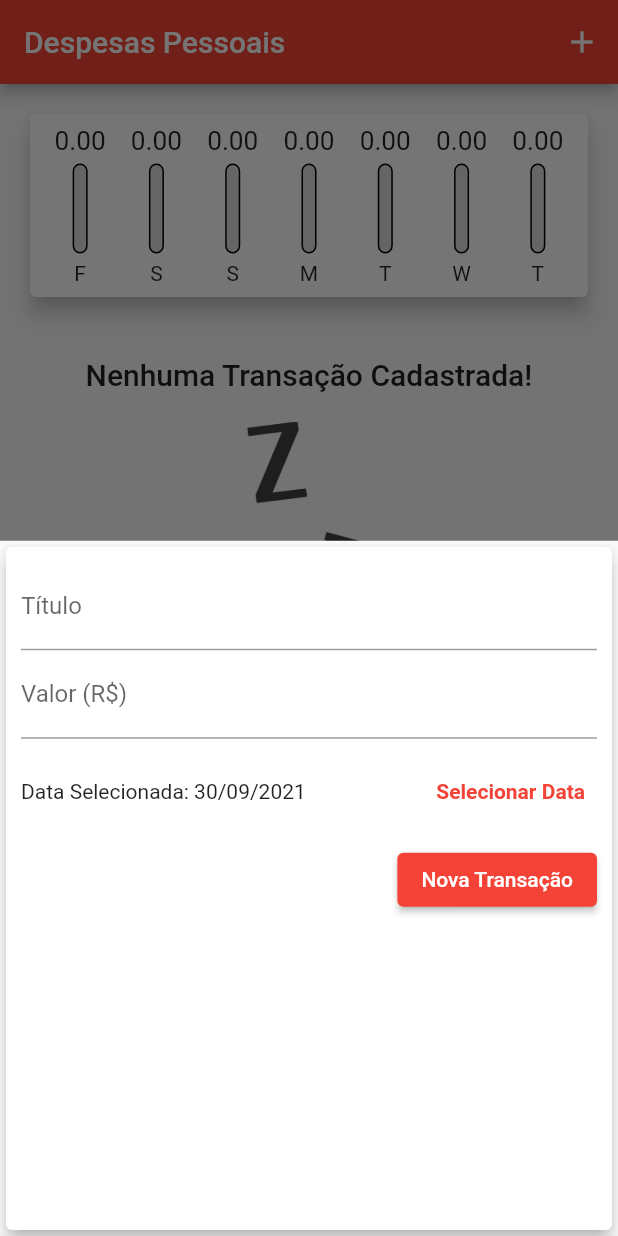
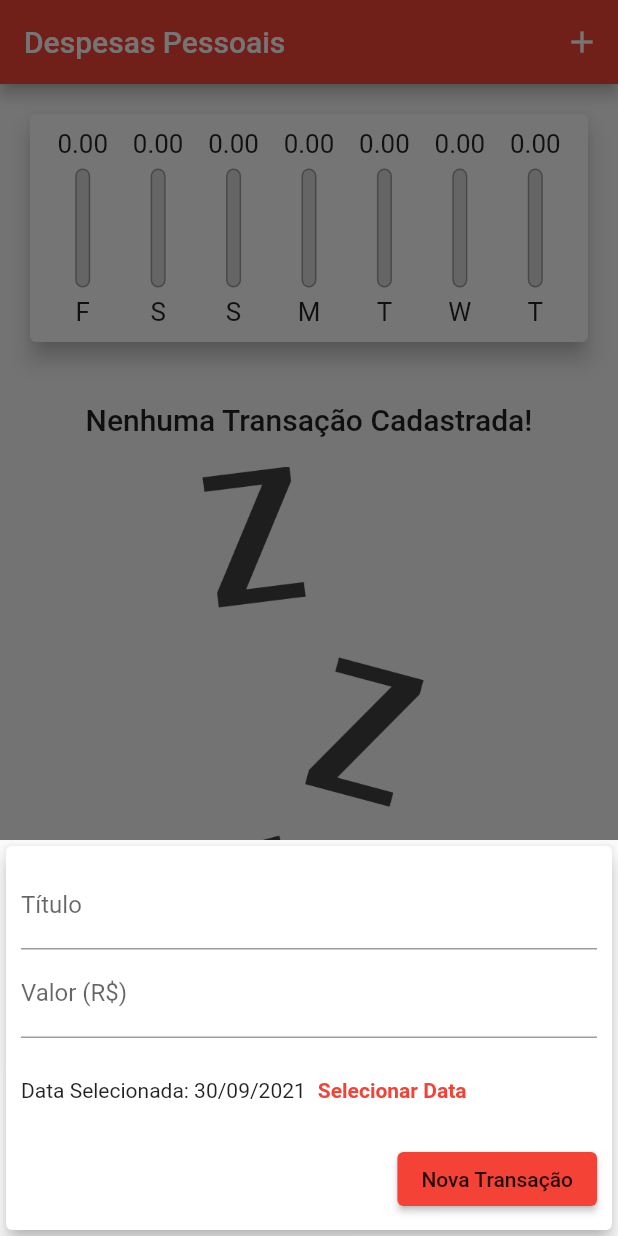
Before and after one commit to yargorodrigues/despesaspessoais, a Flutter app: the screen it shows after launch, after a tap on the "add" icon, on a phone screen of 412 x 824 dp. Run offline on Flutter 3.47's test engine with Material 2 defaults, Android fonts, the phone set to English and light mode, and no system bars.

Commit message:
Versao 1.1
Melhoria na responsividade da aplicacao e trabalhando com IOs e Android

```diff
--- /dev/null
+++ b/lib/components/Adaptative/adaptative_button.dart
@@ -0,0 +1,35 @@
+import 'dart:io';
+import 'package:flutter/cupertino.dart';
+import 'package:flutter/material.dart';
+
+class AdaptativeButton extends StatelessWidget {
+  final String? label;
+  final Function()? onPressed;
+
+  AdaptativeButton({
+    this.label,
+    this.onPressed,
+  });
+
+  @override
+  Widget build(BuildContext context) {
+    return Platform.isIOS
+        ? CupertinoButton(
+            child: Text(label.toString()),
+            onPressed: onPressed,
+            color: Theme.of(context).primaryColor,
+            padding: EdgeInsets.symmetric(
+              horizontal: 20,
+            ),
+          )
+        : ElevatedButton(
+            child: Text(
+              label.toString(),
+              style: TextStyle(
+                color: Theme.of(context).textTheme.button?.color,
+              ),
+            ),
+            onPressed: onPressed,
+          );
+  }
+}
--- /dev/null
+++ b/lib/components/Adaptative/adaptative_date_picker.dart
@@ -0,0 +1,65 @@
+import 'dart:io';
+import 'package:flutter/cupertino.dart';
+import 'package:flutter/material.dart';
+import 'package:intl/intl.dart';
+
+class AdaptativeDatePicker extends StatelessWidget {
+  final DateTime? selectedDate;
+  final Function(DateTime)? onDateChanged;
+
+  AdaptativeDatePicker({
+    this.selectedDate,
+    this.onDateChanged,
+  });
+
+  _showDatePicker(BuildContext context) {
+    showDatePicker(
+      context: context,
+      initialDate: DateTime.now(),
+      firstDate: DateTime(2019),
+      lastDate: DateTime.now(),
+    ).then((pickedDate) {
+      if (pickedDate == null) {
+        return;
+      }
+
+      onDateChanged!(pickedDate);
+    });
+  }
+
+  @override
+  Widget build(BuildContext context) {
+    return Platform.isIOS
+        ? Container(
+            height: 180,
+            child: CupertinoDatePicker(
+              mode: CupertinoDatePickerMode.date,
+              initialDateTime: DateTime.now(),
+              minimumDate: DateTime(2019),
+              maximumDate: DateTime.now(),
+              onDateTimeChanged: onDateChanged!,
+            ),
+          )
+        : Container(
+            height: 70,
+            child: Row(
+              children: <Widget>[
+                Text(
+                  selectedDate == null
+                      ? 'Nenhuma data selecionada!'
+                      : 'Data Selecionada: ${DateFormat('dd/MM/y').format(selectedDate!)}',
+                ),
+                TextButton(
+                  child: Text(
+                    'Selecionar Data',
+                    style: TextStyle(
+                      fontWeight: FontWeight.bold,
+                    ),
+                  ),
+                  onPressed: () => _showDatePicker(context),
+                )
+              ],
+            ),
+          );
+  }
+}
--- /dev/null
+++ b/lib/components/Adaptative/adaptative_text_field.dart
@@ -0,0 +1,45 @@
+import 'dart:io';
+import 'package:flutter/cupertino.dart';
+import 'package:flutter/material.dart';
+
+class AdaptativeTextField extends StatelessWidget {
+  final String? label;
+  final TextEditingController? controller;
+  final TextInputType keyboardType;
+  final Function(String)? onSubmitted;
+
+  AdaptativeTextField({
+    this.label,
+    this.controller,
+    this.keyboardType = TextInputType.text,
+    this.onSubmitted,
+  });
+
+  @override
+  Widget build(BuildContext context) {
+    return Platform.isIOS
+        ? Padding(
+            padding: const EdgeInsets.only(
+              bottom: 10,
+            ),
+            child: CupertinoTextField(
+              controller: controller,
+              keyboardType: keyboardType,
+              onSubmitted: onSubmitted,
+              placeholder: label,
+              padding: EdgeInsets.symmetric(
+                horizontal: 6,
+                vertical: 12,
+              ),
+            ),
+          )
+        : TextField(
+            controller: controller,
+            keyboardType: keyboardType,
+            onSubmitted: onSubmitted,
+            decoration: InputDecoration(
+              labelText: label,
+            ),
+          );
+  }
+}
--- a/lib/components/Chart/chart.dart
+++ b/lib/components/Chart/chart.dart
@@ -33,7 +33,7 @@ class Chart extends StatelessWidget {
     }).reversed.toList();
   }
 
-  double get _weekTotalValue{
+  double get _weekTotalValue {
     return groupedTransactions.fold(0.0, (sum, tr) {
       return sum + (tr['value'] as double);
     });
@@ -45,7 +45,7 @@ class Chart extends StatelessWidget {
       elevation: 6,
       margin: EdgeInsets.all(20),
       child: Padding(
-        padding: const EdgeInsets.all(8.0),
+        padding: const EdgeInsets.all(10),
         child: Row(
           mainAxisAlignment: MainAxisAlignment.spaceAround,
           children: groupedTransactions.map((tr) {
@@ -53,10 +53,10 @@ class Chart extends StatelessWidget {
               fit: FlexFit.tight,
               child: ChartBar(
                 label: tr['day'].toString(),
-                value: (tr['value'] as double),
+                value: tr['value'] as double,
                 percentage: _weekTotalValue == 0
-              ? 0
-                  : (tr['value'] as double) / _weekTotalValue,
+                    ? 0
+                    : (tr['value'] as double) / _weekTotalValue,
               ),
             );
           }).toList(),
--- a/lib/components/Chart/chart_bar.dart
+++ b/lib/components/Chart/chart_bar.dart
@@ -1,4 +1,5 @@
 import 'package:flutter/material.dart';
+import 'package:flutter/rendering.dart';
 
 class ChartBar extends StatelessWidget {
   final String? label;
@@ -13,17 +14,21 @@ class ChartBar extends StatelessWidget {
 
   @override
   Widget build(BuildContext context) {
+    return LayoutBuilder(
+      builder: (ctx, constraints) {
         return Column(
           children: <Widget>[
             Container(
-          height: 20,
+              height: constraints.maxHeight * 0.15,
               child: FittedBox(
-            child: Text('${value?.toStringAsFixed(2)}'),
+                child: Text(
+                  '${value?.toStringAsFixed(2)}',
                 ),
               ),
-        SizedBox(height: 5),
+            ),
+            SizedBox(height: constraints.maxHeight * 0.05),
             Container(
-          height: 60,
+              height: constraints.maxHeight * 0.6,
               width: 10,
               child: Stack(
                 alignment: Alignment.bottomCenter,
@@ -31,11 +36,11 @@ class ChartBar extends StatelessWidget {
                   Container(
                     decoration: BoxDecoration(
                       border: Border.all(
-                    color: Colors.black,
+                        color: Colors.grey,
                         width: 1.0,
                       ),
                       color: Color.fromRGBO(220, 220, 220, 1),
-                  borderRadius: BorderRadius.circular(8),
+                      borderRadius: BorderRadius.circular(5),
                     ),
                   ),
                   FractionallySizedBox(
@@ -43,16 +48,23 @@ class ChartBar extends StatelessWidget {
                     child: Container(
                       decoration: BoxDecoration(
                         color: Theme.of(context).primaryColor,
-                    borderRadius: BorderRadius.circular(8),
+                        borderRadius: BorderRadius.circular(5),
                       ),
                     ),
                   ),
                 ],
               ),
             ),
-        SizedBox(height: 5),
-        Text(label.toString()),
+            SizedBox(height: constraints.maxHeight * 0.05),
+            Container(
+              height: constraints.maxHeight * 0.15,
+              child: FittedBox(
+                child: Text(label.toString()),
+              ),
+            ),
           ],
+        );
+      },
     );
   }
 }
--- a/lib/components/transactions/transaction_form.dart
+++ b/lib/components/transactions/transaction_form.dart
@@ -1,5 +1,7 @@
+import 'package:despesaspessoais/components/Adaptative/adaptative_button.dart';
+import 'package:despesaspessoais/components/Adaptative/adaptative_date_picker.dart';
+import 'package:despesaspessoais/components/Adaptative/adaptative_text_field.dart';
 import 'package:flutter/material.dart';
-import 'package:intl/intl.dart';
 
 class TransactionForm extends StatefulWidget {
   final void Function(String, double, DateTime) onSubmit;
@@ -11,99 +13,67 @@ class TransactionForm extends StatefulWidget {
 }
 
 class _TransactionFormState extends State<TransactionForm> {
-  final titleController = TextEditingController();
-  final valueController = TextEditingController();
+  final _titleController = TextEditingController();
+  final _valueController = TextEditingController();
   DateTime _selectedDate = DateTime.now();
 
   _submitForm() {
-    final title = titleController.text;
-    final value = double.tryParse(valueController.text) ?? 0.0;
+    final title = _titleController.text;
+    final value = double.tryParse(_valueController.text) ?? 0.0;
 
     if (title.isEmpty || value <= 0 || _selectedDate == null) {
       return;
     }
 
-    widget.onSubmit(title, value,_selectedDate);
-  }
-
-  _showDatePicker() {
-    showDatePicker(
-      context: context,
-      initialDate: DateTime.now(),
-      firstDate: DateTime(2019),
-      lastDate: DateTime.now(),
-    ).then((pickedDate) {
-      if (pickedDate == null) {
-        return;
-      }
-      setState(() {
-        _selectedDate = pickedDate;
-      });
-    });
+    widget.onSubmit(title, value, _selectedDate);
   }
 
   @override
   Widget build(BuildContext context) {
-    return Card(
+    return SingleChildScrollView(
+      child: Card(
         elevation: 5,
         child: Padding(
-        padding: const EdgeInsets.all(10),
+          padding: EdgeInsets.only(
+            top: 10,
+            right: 10,
+            left: 10,
+            bottom: 10 + (MediaQuery.of(context).viewInsets.bottom),
+          ),
           child: Column(
             children: <Widget>[
-            TextField(
-              controller: titleController,
+              AdaptativeTextField(
+                label: 'Título',
+                controller: _titleController,
                 onSubmitted: (_) => _submitForm,
-              decoration: InputDecoration(
-                labelText: 'Título',
               ),
-            ),
-            TextField(
-              controller: valueController,
+              AdaptativeTextField(
+                label: 'Valor (R\$)',
+                controller: _valueController,
                 keyboardType: TextInputType.numberWithOptions(decimal: true),
                 onSubmitted: (_) => _submitForm,
-              decoration: InputDecoration(
-                labelText: 'Valor (R\$)',
               ),
-            ),
-            Container(
-              height: 70,
-              child: Row(
-                children: <Widget>[
-                  Expanded(
-                    child: Text(
-                      _selectedDate == null
-                          ? 'Nenhuma data selecionada!'
-                          : 'Data Selecionada: ${DateFormat('dd/MM/y').format(_selectedDate)}',
-                    ),
-                  ),
-                  TextButton(
-                    child: Text(
-                      'Selecionar Data',
-                      style: TextStyle(
-                        fontWeight: FontWeight.bold,
-                      ),
-                    ),
-                    onPressed: _showDatePicker,
-                  )
-                ],
-              ),
+              AdaptativeDatePicker(
+                selectedDate: _selectedDate,
+                onDateChanged: (newDate) {
+                  setState(() {
+                    _selectedDate = newDate;
+                  });
+                },
               ),
               Row(
                 mainAxisAlignment: MainAxisAlignment.end,
                 children: <Widget>[
-                ElevatedButton(
+                  AdaptativeButton(
+                    label: 'Nova Transação',
                     onPressed: _submitForm,
-                  child: Text(
-                    'Nova Transação',
-                    style: TextStyle(color: Colors.white),
-                  ),
-
                   ),
                 ],
               ),
             ],
           ),
         ),
+      ),
     );
   }
 }
--- a/lib/components/transactions/transaction_list.dart
+++ b/lib/components/transactions/transaction_list.dart
@@ -10,10 +10,10 @@ class TransactionList extends StatelessWidget {
 
   @override
   Widget build(BuildContext context) {
-    return Container(
-      height: 530,
-      child: transactions.isEmpty
-          ? Column(
+    return transactions.isEmpty
+        ? LayoutBuilder(
+            builder: (ctx, constraints) {
+              return Column(
                 children: <Widget>[
                   SizedBox(height: 20),
                   Text(
@@ -22,13 +22,15 @@ class TransactionList extends StatelessWidget {
                   ),
                   SizedBox(height: 20),
                   Container(
-                  height: 200,
+                    height: constraints.maxHeight * 0.6,
                     child: Image.asset(
                       'assets/images/waiting.png',
                       fit: BoxFit.cover,
                     ),
                   ),
                 ],
+              );
+            },
           )
         : ListView.builder(
             itemCount: transactions.length,
@@ -36,12 +38,15 @@ class TransactionList extends StatelessWidget {
               final tr = transactions[index];
               return Card(
                 elevation: 5,
-                  margin: EdgeInsets.symmetric(vertical: 8, horizontal: 5),
+                margin: EdgeInsets.symmetric(
+                  vertical: 8,
+                  horizontal: 5,
+                ),
                 child: ListTile(
                   leading: CircleAvatar(
                     radius: 30,
                     child: Padding(
-                        padding: const EdgeInsets.all(8.0),
+                      padding: const EdgeInsets.all(6),
                       child: FittedBox(
                         child: Text('R\$${tr.value}'),
                       ),
@@ -49,21 +54,30 @@ class TransactionList extends StatelessWidget {
                   ),
                   title: Text(
                     tr.title,
-                      style: TextStyle(fontWeight: FontWeight.bold),
+                    style: Theme.of(context).textTheme.headline6,
                   ),
                   subtitle: Text(
                     DateFormat('d MMM y').format(tr.date),
                   ),
-                    trailing: IconButton(
-                      icon: Icon(Icons.delete), onPressed: () {
-                        onRemove(tr.id);
-                    },
-                      color: Theme.of(context).accentColor,
+                  trailing: MediaQuery.of(context).size.width > 480
+                      ? TextButton.icon(
+                          onPressed: () => onRemove(tr.id),
+                          icon: Icon(Icons.delete,
+                              color: Theme.of(context).errorColor),
+                          label: Text(
+                            'Excluir',
+                            style:
+                                TextStyle(color: Theme.of(context).errorColor),
+                          ),
+                        )
+                      : IconButton(
+                          icon: Icon(Icons.delete),
+                          color: Theme.of(context).errorColor,
+                          onPressed: () => onRemove(tr.id),
                         ),
                 ),
               );
             },
-            ),
           );
   }
 }
--- a/lib/screens/home_page.dart
+++ b/lib/screens/home_page.dart
@@ -12,6 +12,7 @@ class MyHomePage extends StatefulWidget {
 
 class _MyHomePageState extends State<MyHomePage> {
   final List<Transaction> _transactions = [];
+  bool _showChart = false;
 
   List<Transaction> get _recentTransaction {
     return _transactions.where((tr) {
@@ -36,11 +37,12 @@ class _MyHomePageState extends State<MyHomePage> {
     Navigator.of(context).pop();
   }
 
-  _removeTransaction(String id){
+  _removeTransaction(String id) {
     setState(() {
       _transactions.removeWhere((tr) => tr.id == id);
     });
   }
+
   _openTransactionFormModal(BuildContext context) {
     showModalBottomSheet(
       context: context,
@@ -52,22 +54,51 @@ class _MyHomePageState extends State<MyHomePage> {
 
   @override
   Widget build(BuildContext context) {
+    bool islandScape =
+        MediaQuery.of(context).orientation == Orientation.landscape;
+
+    final appBar = AppBar(
+      title: Text(
+        'Despesas Pessoais',
+        style: TextStyle(fontSize: 20 * MediaQuery.of(context).textScaleFactor),
+      ),
+      actions: <Widget>[
+        if (islandScape)
+          IconButton(
+            icon: Icon(_showChart ? Icons.list : Icons.show_chart),
+            onPressed: () {
+              setState(() {
+                _showChart = !_showChart;
+              });
+            },
+          ),
+        IconButton(
+          icon: Icon(Icons.add),
+          onPressed: () => _openTransactionFormModal(context),
+        ),
+      ],
+    );
+
+    final availableHeight = MediaQuery.of(context).size.height -
+        appBar.preferredSize.height -
+        MediaQuery.of(context).padding.top;
+
     return Scaffold(
-      appBar: AppBar(
-        title: Text('Despesas Pessoais'),
-        actions: <Widget>[
-          IconButton(
-            icon: Icon(Icons.add),
-            onPressed: () => _openTransactionFormModal(context),
-          ),
-        ],
-      ),
+      appBar: appBar,
       body: SingleChildScrollView(
         child: Column(
           crossAxisAlignment: CrossAxisAlignment.stretch,
           children: <Widget>[
-            Chart(_recentTransaction),
-            TransactionList(_transactions, _removeTransaction),
+            if (_showChart || !islandScape)
+              Container(
+                height: availableHeight * (islandScape ? 0.75 : 0.25),
+                child: Chart(_recentTransaction),
+              ),
+            if (!_showChart || !islandScape)
+              Container(
+                height: availableHeight * (islandScape ? 1 : 0.75),
+                child: TransactionList(_transactions, _removeTransaction),
+              ),
           ],
         ),
       ),
```
Lines whose indentation alone changed are shown as unchanged.
